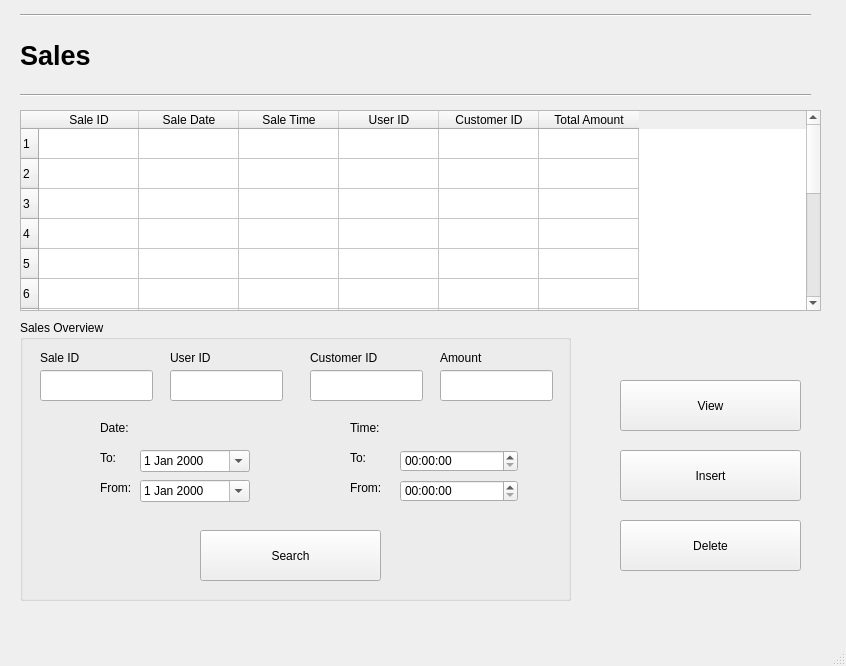
Above: Screens/Sales.ui from basil-ali-khan/Inventory-Management-System before the change. Below: the same form after it.
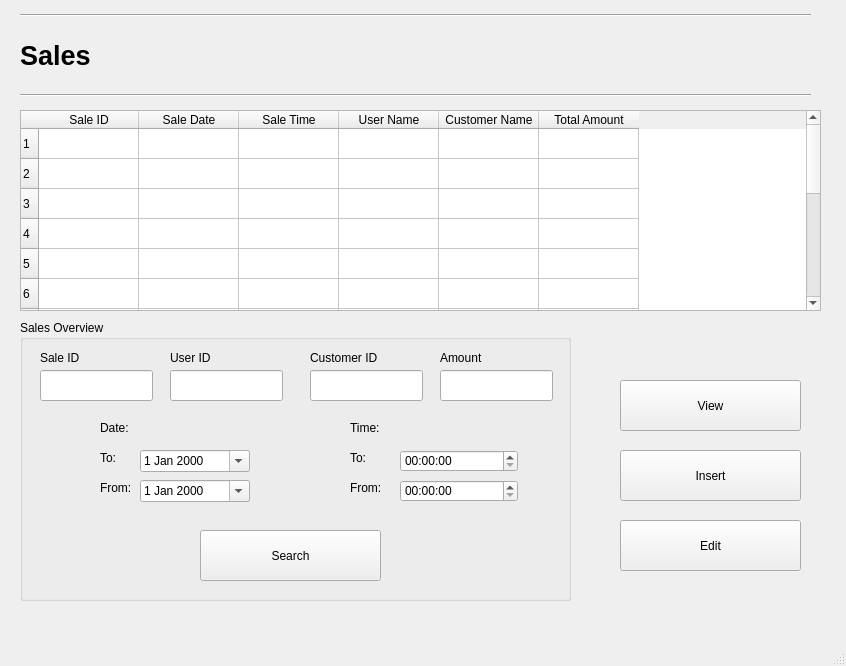
That is the form after the change.

Patch:
```diff
--- a/Screens/Sales.ui
+++ b/Screens/Sales.ui
@@ -155,12 +155,12 @@
     </column>
     <column>
      <property name="text">
-      <string>User ID</string>
+      <string>User Name</string>
      </property>
     </column>
     <column>
      <property name="text">
-      <string>Customer ID</string>
+      <string>Customer Name</string>
      </property>
     </column>
     <column>
@@ -179,7 +179,7 @@
      </rect>
     </property>
     <property name="text">
-     <string>Delete</string>
+     <string>Edit</string>
     </property>
    </widget>
    <widget class="QGroupBox" name="groupBox">
```
